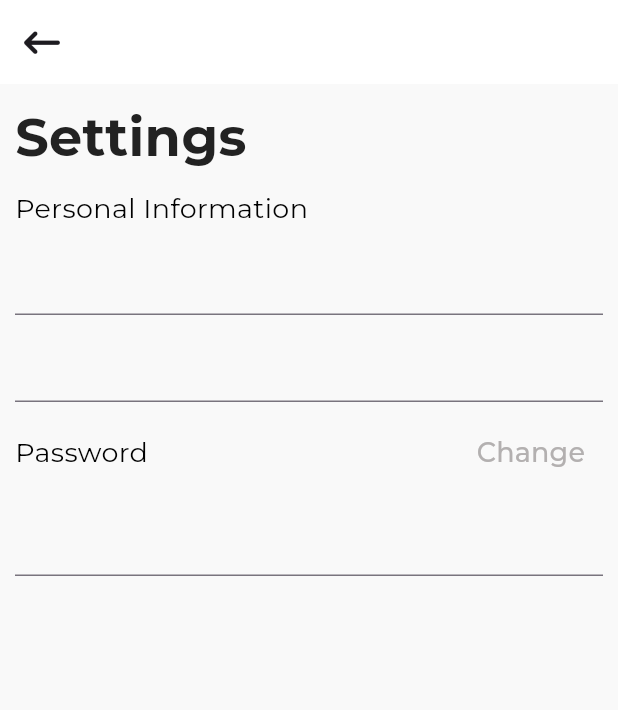
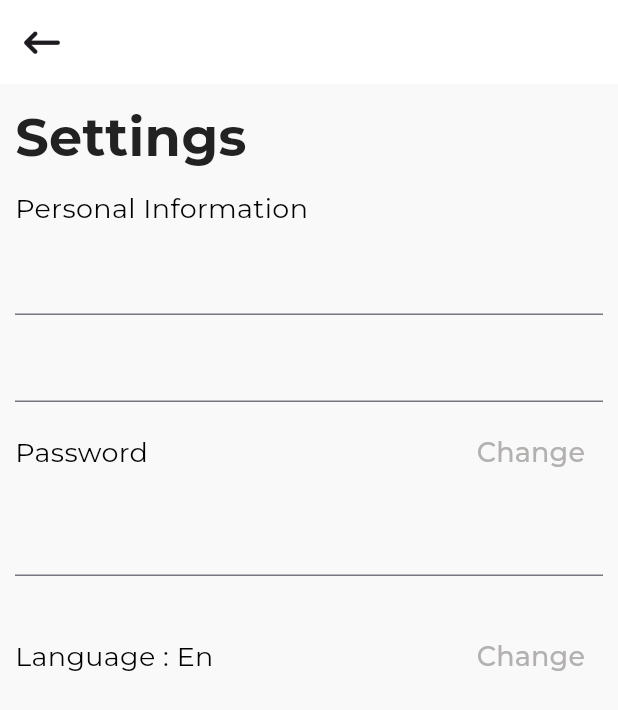
Before and after one commit to zyad-abdelhamed/ecommerce-app, a Flutter app: the SettingsPage screen opened by its route, on a phone screen of 412 x 824 dp. Shown: the top 710 px of the screen. Run offline on Flutter 3.47's test engine with Material 3 defaults, Android fonts, the phone set to English and light mode, and no system bars; our stand-ins replace bloc, cached_network_image, carousel_slider, dartz, device_preview, dio and 9 more; missing offline and left inert: flutter_paypal_payment, flutter_stripe; accounts and stored records are empty.

Commit message:
simple ui

```diff
--- a/lib/features/dashboared/presentation/view/components/settings_body.dart
+++ b/lib/features/dashboared/presentation/view/components/settings_body.dart
@@ -1,4 +1,5 @@
 import 'package:ecommerce_application/core/constants/view_constants.dart';
+import 'package:ecommerce_application/core/utils/sized_boxs.dart';
 
 import 'package:ecommerce_application/features/dashboared/presentation/view/components/change_password_button.dart';
 import 'package:flutter/material.dart';
@@ -27,7 +28,21 @@ class SettingsBody extends StatelessWidget {
           const TextField(),
           const TextField(),
           const ChangePasswordButton(),
-          const TextField()
+          const TextField(),
+          SizedBoxs.sizedBoxH10,
+          Row(
+            mainAxisAlignment: MainAxisAlignment.spaceBetween,
+            children: [
+              const Text(
+                'Language : En',
+                style: TextStyles.textStyle18black,
+              ),
+              TextButton(
+                  onPressed: () {},
+                  child:
+                      const Text('Change', style: TextStyles.textStyle18grey))
+            ],
+          )
         ],
       ),
     );
```
